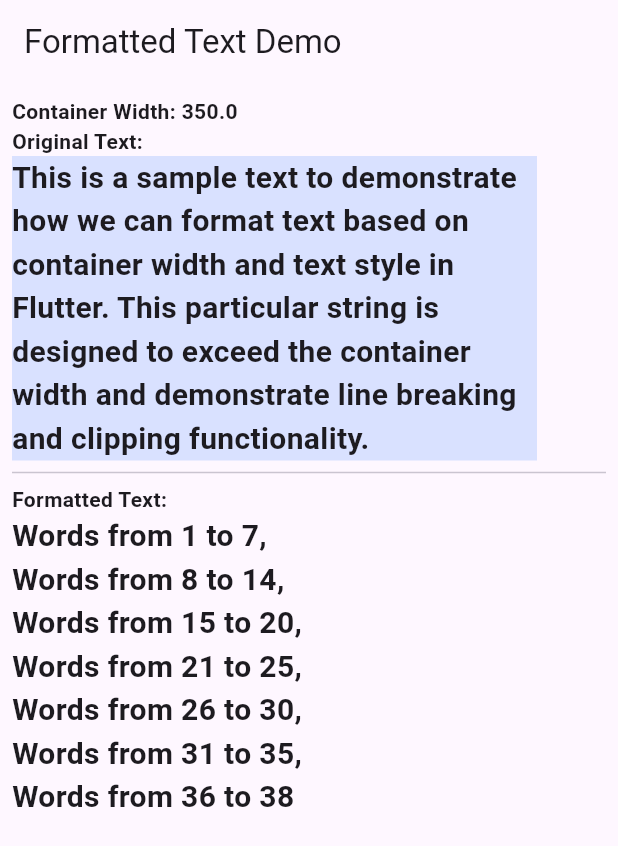
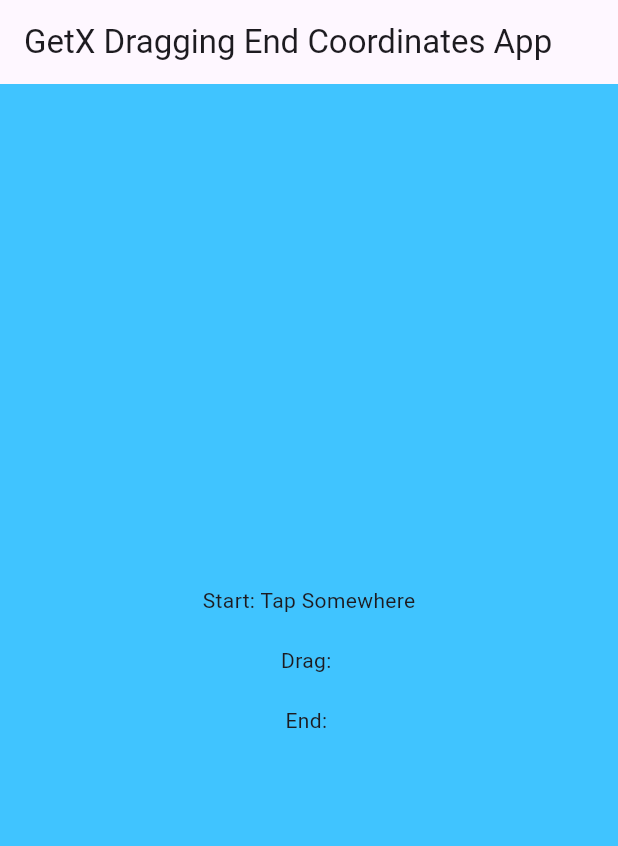
Before and after one commit to southglory/fluttertest, a Flutter app: the screen it shows after launch, on a phone screen of 412 x 824 dp. Shown: the top 846 px of the screen. Run offline on Flutter 3.47's test engine with Material 3 defaults, Android fonts, the phone set to English and light mode, and no system bars; our stand-ins replace get.

Commit message:
Update main.dart
back to main problem

```diff
--- a/lib/main.dart
+++ b/lib/main.dart
@@ -1,64 +1,138 @@
 import 'package:flutter/material.dart';
+import 'package:get/get.dart'; // Ensure GetX is still used for dependency injection.
+
+class TapController extends GetxController {
+  var startStr = 'Tap Somewhere'.obs;
+  var endStr = ''.obs;
+  var dragStr = ''.obs; // Add this line for drag coordinates
+  bool isDrawing = false;
+  // starting point
+  Offset? start;
+  // dragging point
+  Offset? drag;
+  // ending point
+  Offset? end;
+
+  void updateUI() {
+    // Calls GetxController's update method to update the UI
+    update();
+  }
+
+  void reset() {
+    start = null;
+    drag = null;
+    end = null;
+    isDrawing = false;
+    updateUI();
+  }
+
+  void notifyEnd() {
+    isDrawing = false;
+    updateUI();
+  }
+
+  // Add this method for updating drag coordinates
+  void updateDragCoordinates(Offset newCoordinates) {
+    if (!isDrawing) {
+      // If the user is not dragging, then the current drag coordinates are the starting point
+      updateStartingPoint(newCoordinates);
+    }
+    // Update the drag coordinates
+    updateDragPoint(newCoordinates);
+
+    isDrawing = true;
+  }
+
+  void updateStartingPoint(Offset newStart) {
+    startStr.value = newStart.toString();
+    start = newStart;
+    updateUI();
+  }
+  void updateDragPoint(Offset newDrag) {
+    dragStr.value = newDrag.toString();
+    drag = newDrag;
+    updateUI();
+  }
+  void updateEndingPoint(Offset newEnd) {
+    endStr.value = newEnd.toString();
+    end = newEnd;
+    updateUI();
+  }
+}
 
 void main() {
   runApp(MyApp());
 }
-
 class MyApp extends StatelessWidget {
   @override
   Widget build(BuildContext context) {
-    // Example text style and container width for demonstration
-    TextStyle textStyle = const TextStyle(fontSize: 20, fontWeight: FontWeight.bold);
-    double containerWidth = 350.0; // Example container width
+    final TapController tapController = Get.put(TapController());
 
-    // Sample long text input
-    String inputText = "This is a sample text to demonstrate how we can format text "
-        "based on container width and text style in Flutter. "
-        "This particular string is designed to exceed the container width "
-        "and demonstrate line breaking and clipping functionality.";
-
-    // Format the text with measurement
-    String formattedText = formatTextWithMeasurement(inputText, textStyle, containerWidth);
-    print("Formatted Text: $formattedText");
-    return MaterialApp(
+    return GetMaterialApp(
       home: Scaffold(
         appBar: AppBar(
-          title: Text('Formatted Text Demo'),
+          title: Text('GetX Dragging End Coordinates App'),
         ),
-        body: SingleChildScrollView(
-          child: Padding(
-            padding: const EdgeInsets.all(8.0),
-            // Display original and formatted text
-            child: Column(
-              crossAxisAlignment: CrossAxisAlignment.start,
+        body: GestureDetector(
+          onTapDown: (TapDownDetails details) {
+
+          },
+          onPanUpdate: (DragUpdateDetails details) {
+            // Apply grid to the details.localPosition to make the drag coordinates snap to the grid
+            final x = (details.localPosition.dx / 10).round() * 10;
+            final y = (details.localPosition.dy / 10).round() * 10;
+            // Keep updating the drag coordinates and the end position as the user drags
+            tapController.updateDragCoordinates(Offset(x.toDouble(), y.toDouble()));
+            tapController.updateEndingPoint(Offset(x.toDouble(), y.toDouble()));
+          },
+          onPanEnd: (DragEndDetails details) {
+            // When the user stops dragging, notify the controller
+            tapController.notifyEnd();
+
+            if (tapController.start != null && tapController.end != null) {
+              // Calculate the width and height of the rectangle
+              final width = (tapController.end!.dx - tapController.start!.dx).abs();
+              final height = (tapController.end!.dy - tapController.start!.dy).abs();
+              // Navigate to the SquareDetailsScreen and pass the width and height as arguments
+              Get.to(() => SquareDetailsScreen(width: width, height: height));
+            }
+          },
+
+          child: Stack(
             children: [
-                // show width
-                Text(
-                  'Container Width: $containerWidth',
-                  style: TextStyle(fontWeight: FontWeight.bold),
+              Container(
+                color: Colors.lightBlueAccent,
+                alignment: Alignment.center,
+                child: GetBuilder<TapController>(
+                  builder: (_) => Column(
+                    mainAxisSize: MainAxisSize.min,
+                    children: [
+                      Text("Start: ${_.startStr.value}"),
+                      SizedBox(height: 20),
+                      Text("Drag: ${_.dragStr.value}"),
+                      SizedBox(height: 20),
+                      Text("End: ${_.endStr.value}"),
+                    ],
                   ),
-                // Original text
-                Text(
-                  'Original Text:',
-                  style: TextStyle(fontWeight: FontWeight.bold),
                 ),
-                Container(
-                  color: Colors.blueAccent.withOpacity(0.2),
-                  width: containerWidth,
-                  child: Text(inputText, style: textStyle),
               ),
-                Divider(),
-                // Formatted text
-                Text(
-                  'Formatted Text:',
-                  style: TextStyle(fontWeight: FontWeight.bold),
-                ),
-                Container(
-                  width: containerWidth,
-                  child: Text(formattedText, style: textStyle),
+              GetBuilder<TapController>(
+                builder: (_) {
+                  final start = _.start;
+                  final end = _.end;
+                  print('start: $start, end: $end');
+                  if (start != null && end != null) {
+                    final rect = Rect.fromPoints(start, end);
+                    return CustomPaint(
+                      painter: RectanglePainter(rect: rect),
+                      child: Container(),
+                    );
+                  } else {
+                    return SizedBox.shrink();
+                  }
+                },
               ),
             ],
-            ),
           ),
         ),
       ),
@@ -66,34 +140,119 @@ class MyApp extends StatelessWidget {
   }
 }
 
-String formatTextWithMeasurement(String input, TextStyle textStyle, double containerWidth) {
-  List<String> words = input.split(RegExp(r'\s+')); // Split input by any whitespace
-  List<List<int>> result = []; // To store result as [[start, end]...]
-  TextPainter textPainter = TextPainter(textDirection: TextDirection.ltr);
-  int startIndex = 0; // Start index for each line
-  String currentLine = "";
+class RectanglePainter extends CustomPainter {
+  final Rect? rect;
+  RectanglePainter({this.rect});
 
-  for (int i = 0; i < words.length; i++) {
-    String testLine = currentLine + (currentLine.isEmpty ? "" : " ") + words[i];
-    textPainter.text = TextSpan(text: testLine, style: textStyle);
-    textPainter.layout(maxWidth: double.infinity);
-
-    if (textPainter.width > containerWidth && !currentLine.isEmpty) {
-      // If current line width exceeds containerWidth, store indices and reset
-      result.add([startIndex, i - 1]);
-      startIndex = i; // Next line starts with current word
-      currentLine = words[i]; // Reset currentLine to current word
-    } else {
-      currentLine = testLine; // Append word to current line
+  @override
+  void paint(Canvas canvas, Size size) {
+    if (rect != null) {
+      final paint = Paint()
+        ..color = Colors.blue
+        ..style = PaintingStyle.stroke
+        ..strokeWidth = 2.0;
+      canvas.drawRect(rect!, paint);
     }
   }
 
-  // Add the last line if there's any content left
-  if (currentLine.isNotEmpty) {
-    result.add([startIndex, words.length - 1]);
+  @override
+  bool shouldRepaint(covariant RectanglePainter oldDelegate) => true;
 }
 
-  print("Result: $result");
-  // Formatting result for demonstration,
-  return result.map((range) => "Words from ${range[0] + 1} to ${range[1] + 1}").join(", \n");
+
+class SquareDetailsScreen extends StatelessWidget {
+  final double width;
+  final double height;
+
+  SquareDetailsScreen({Key? key, required this.width, required this.height})
+      : super(key: key);
+
+  final TextEditingController _textController = TextEditingController();
+
+  // default font size and weight
+  final double fontSizeDefault = 20;
+  final FontWeight fontWeightDefault = FontWeight.bold;
+
+  @override
+  Widget build(BuildContext context) {
+    return Scaffold(
+      resizeToAvoidBottomInset: true, // Ensure the keyboard does not cover the TextField
+      appBar: AppBar(
+        title: Text('Square Details'),
+      ),
+      body:  GestureDetector(
+        onTap: () {
+          // Dismiss the keyboard when the user taps outside of the TextField
+          FocusScope.of(context).unfocus();
+        },
+        child: SingleChildScrollView(
+          child: Column(
+            mainAxisAlignment: MainAxisAlignment.center,
+            children: [
+              // Add a sizedBox
+              SizedBox(height: 20),
+              // Add a container to visualize the square
+              Center(
+                // Use a Container to visualize the square
+                child: Container(
+                  // padding insets
+                  padding: EdgeInsets.all(16),
+                  width: width,
+                  height: height,
+                  color: Colors.green, // Set the color of the container to green
+                  alignment: Alignment.center,
+                  child: Text(
+                    // Reflects the text in the text field in real time.
+                    _textController.text, // Use the controller's text as the content of the container
+                    style: TextStyle(
+                      color: Colors.white, // Ensure the text is readable on the green background
+                      fontWeight: fontWeightDefault,
+                    ),
+                    textAlign: TextAlign.center,
+                    overflow: TextOverflow.clip,
+                  ),
+                ),
+              ),
+              // A text label to show the text in the text field in real-time
+              Padding(
+                padding: const EdgeInsets.all(16.0),
+                child: Text(
+                  'Text in the green container: \n${_textController.text}',
+                  style: TextStyle(
+                    fontSize: fontSizeDefault,
+                    fontWeight: fontWeightDefault,
+                  ),
+                ),
+              ),
+              // Add a button to capture the above container as an image
+              ElevatedButton(
+                onPressed: () {
+                  // Capture the container as an image
+                  // ...
+                },
+                child: Text('Capture Image, size of width: $width, height: $height'),
+              ),
+              // Add a Multiline TextField
+              Padding(
+                padding: const EdgeInsets.all(16.0),
+                child: TextField(
+                  controller: _textController, // Use the controller to control the text field
+                  maxLines: 3,
+                  decoration: InputDecoration(
+                    border: OutlineInputBorder(),
+                    labelText: 'Enter your comments',
+                  ),
+                  // Update the UI in real-time as the text changes
+                  onChanged: (value) {
+                    // Trigger a rebuild to update the text in the green container
+                    (context as Element).markNeedsBuild();
+                  },
+                ),
+              ),
+            ],
+          ),
+        ),
+      ),
+    );
   }
+}
```
Lines whose indentation alone changed are shown as unchanged.
